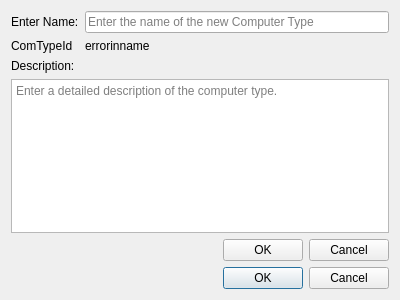
This is UI/addnewcomputertype.ui in JonOrnBrynjarsson/vN1w3H51 as Qt 5 draws it before an edit. The edited form follows.
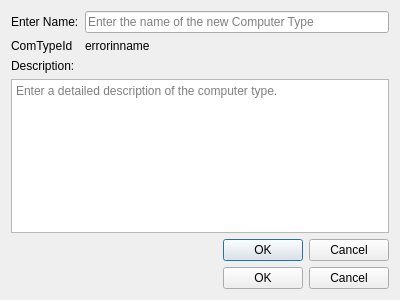
This is the edited form.

```diff
--- a/UI/addnewcomputertype.ui
+++ b/UI/addnewcomputertype.ui
@@ -64,18 +64,15 @@
      </property>
     </widget>
    </item>
-   <item row="5" column="0" colspan="2">
-    <widget class="QDialogButtonBox" name="buttonBox">
-     <property name="orientation">
-      <enum>Qt::Horizontal</enum>
-     </property>
+   <item row="4" column="1">
+    <widget class="QDialogButtonBox" name="newOkCancel_New">
      <property name="standardButtons">
       <set>QDialogButtonBox::Cancel|QDialogButtonBox::Ok</set>
      </property>
     </widget>
    </item>
-   <item row="4" column="0" colspan="2">
-    <widget class="QDialogButtonBox" name="buttonBox_Editcomtype">
+   <item row="5" column="1">
+    <widget class="QDialogButtonBox" name="newOkCancel_Edit">
      <property name="standardButtons">
       <set>QDialogButtonBox::Cancel|QDialogButtonBox::Ok</set>
      </property>
```
Left out of the diff: 49 changed lines with no effect on the pictures.
